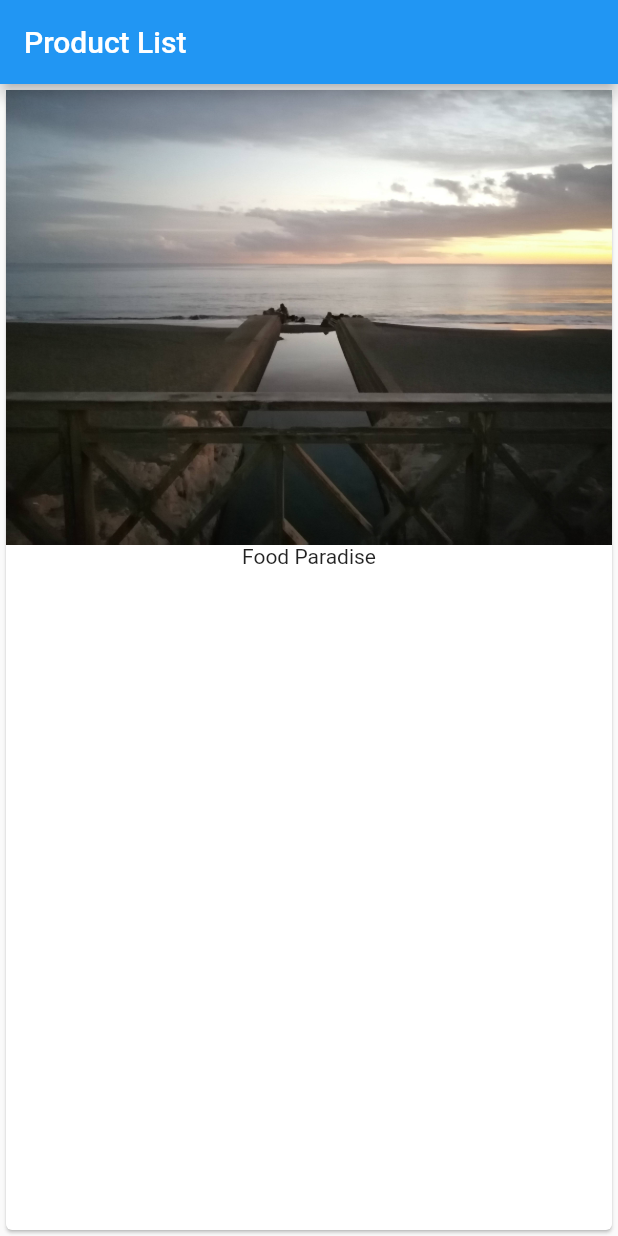
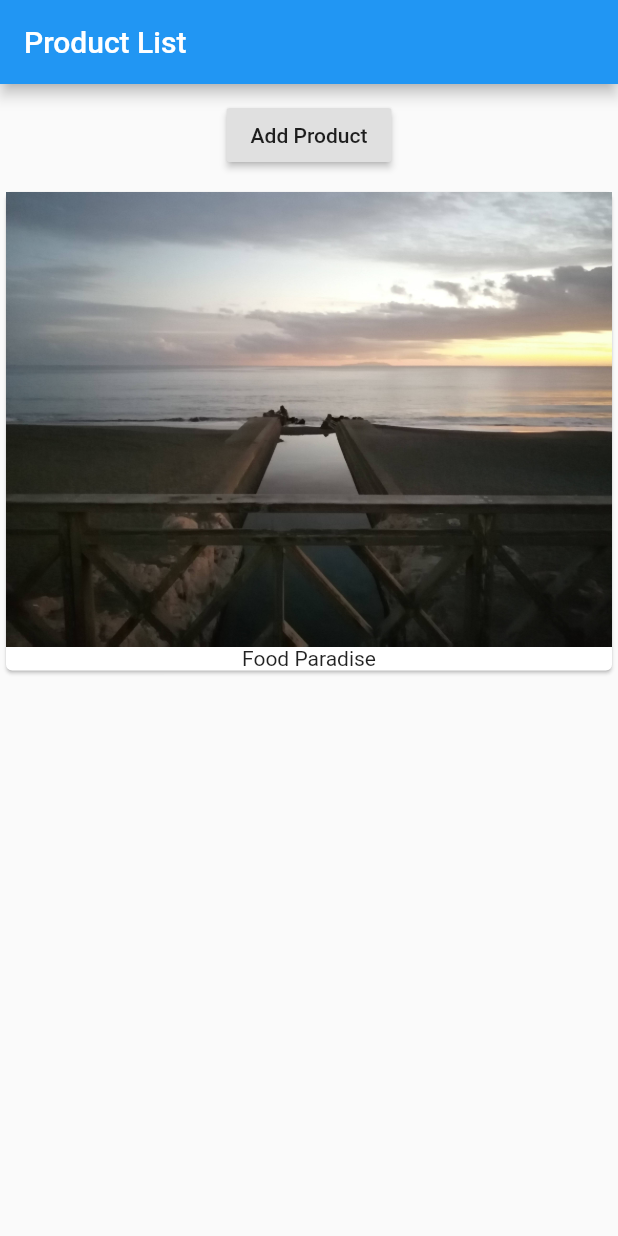
Before and after one commit to jonathanpperry/flutter-product-list, a Flutter app: the screen it shows after launch, on a phone screen of 412 x 824 dp. Run offline on Flutter 3.47's test engine with Material 2 defaults, Android fonts, the phone set to English and light mode, and no system bars.

Commit message:
added button above card; created a statefulwidget and moved build into a state object referenced by the new class widget

```diff
--- a/lib/main.dart
+++ b/lib/main.dart
@@ -4,21 +4,42 @@ main() {
   runApp(ProductsApp());
 }
 
-class ProductsApp extends StatelessWidget {
+class ProductsApp extends StatefulWidget {
+  @override
+  State<StatefulWidget> createState() {
+    // Return the state
+    return _MyAppState();
+  }
+}
+
+class _MyAppState extends State<ProductsApp> {
   @override
   Widget build(context) {
     return MaterialApp(
       debugShowCheckedModeBanner: false,
       home: Scaffold(
-        appBar: AppBar(
-          title: Text("Product List"),
-        ),
-        body: Card(
-          child: Column(
-            children: [Image.asset("assets/beach.jpg"), Text("Food Paradise")],
+          appBar: AppBar(
+            title: Text("Product List"),
           ),
-        ),
-      ),
+          body: Column(
+            children: [
+              Container(
+                margin: EdgeInsets.all(10),
+                child: RaisedButton(
+                  onPressed: () {},
+                  child: Text("Add Product"),
+                ),
+              ),
+              Card(
+                child: Column(
+                  children: [
+                    Image.asset("assets/beach.jpg"),
+                    Text("Food Paradise")
+                  ],
+                ),
+              ),
+            ],
+          )),
     );
   }
 }
```
